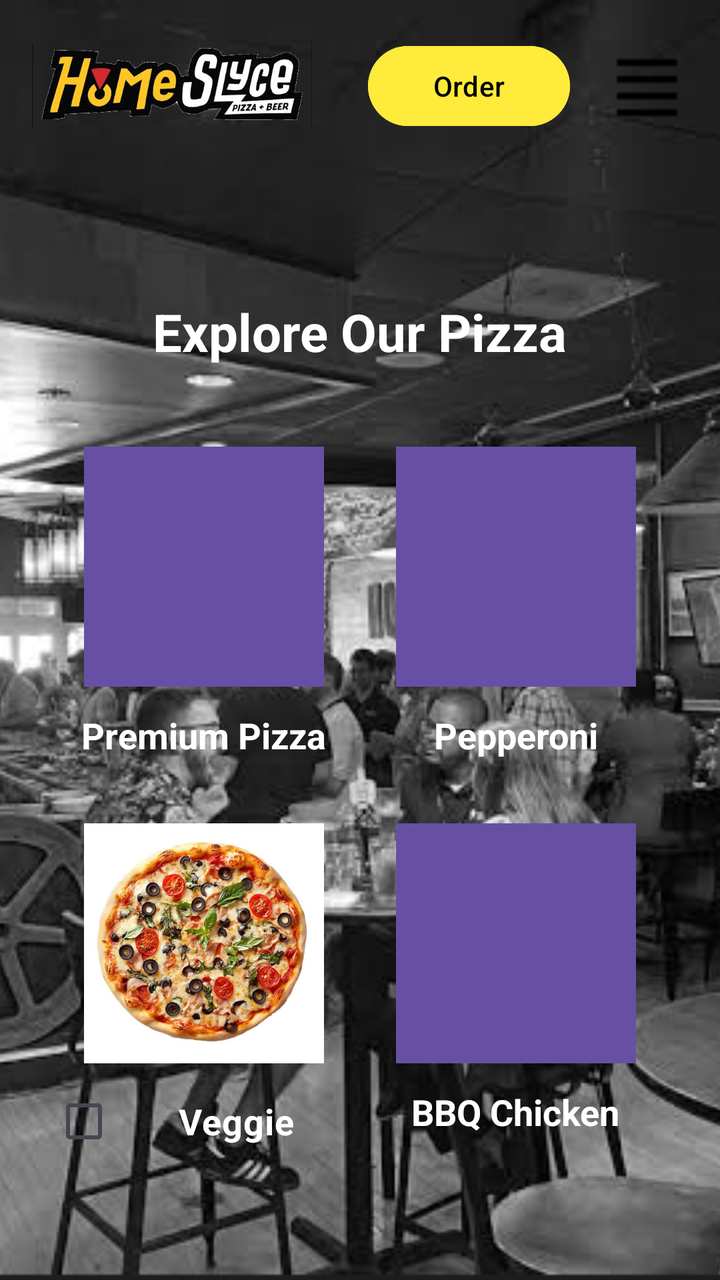
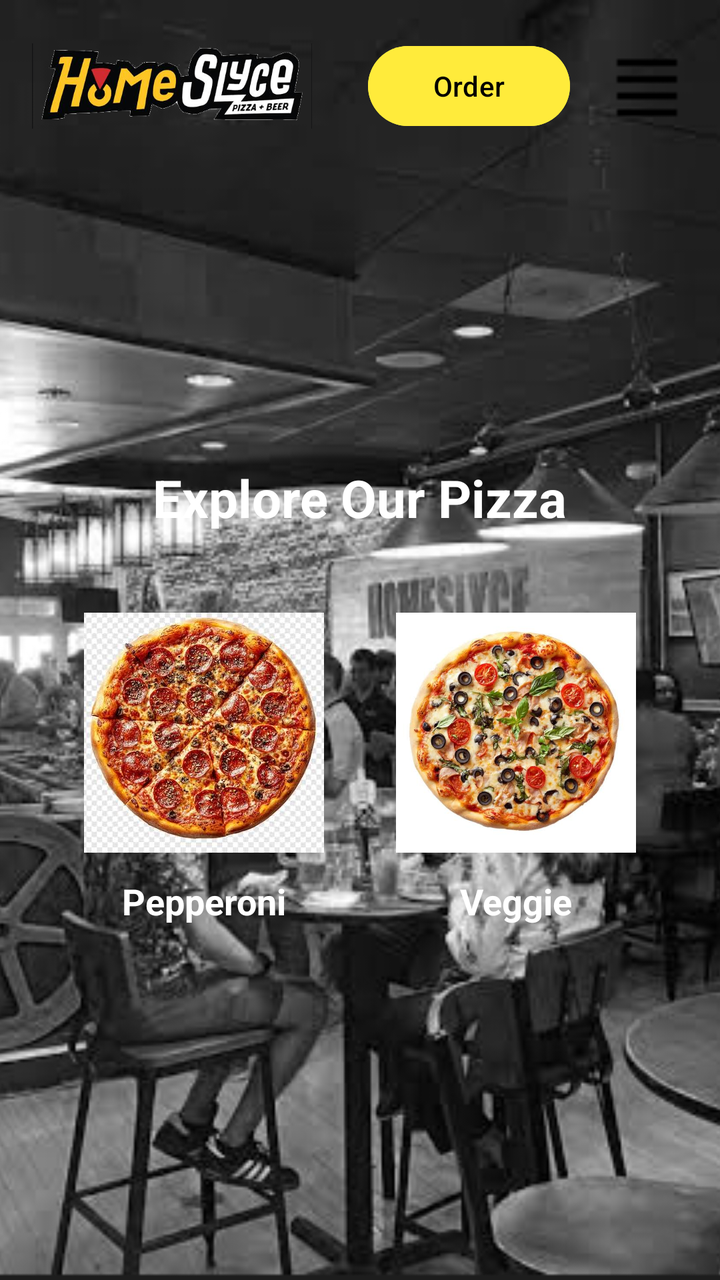

Before-and-after screenshots of an Android layout around one commit, followed by the original layout XML and the change that was made.
<!-- AndroidManifest.xml: application theme Theme.RestaurantAppProject -->
<!-- res/layout/activity_pizza_menu.xml -->
<?xml version="1.0" encoding="utf-8"?>
<FrameLayout xmlns:android="http://schemas.android.com/apk/res/android"
    xmlns:app="http://schemas.android.com/apk/res-auto"
    android:layout_width="match_parent"

    android:layout_height="match_parent">

    
    <ImageView
        android:id="@+id/imageView3"
        android:layout_width="match_parent"
        android:layout_height="match_parent"
        android:scaleType="centerCrop"
        app:srcCompat="@drawable/background"
        android:contentDescription="Background Image" />

    
    <LinearLayout
        android:layout_width="match_parent"
        android:layout_height="match_parent"
        android:orientation="vertical">

        
        <LinearLayout
            android:layout_width="match_parent"
            android:layout_height="wrap_content"
            android:orientation="horizontal"
            android:gravity="center_vertical"
            android:padding="16dp">

            <ImageView
                android:id="@+id/myImageView"
                android:layout_width="140dp"
                android:layout_height="54dp"
                android:contentDescription="Pizza Image"
                android:src="@drawable/imgpiz" />

            <View
                android:layout_width="0dp"
                android:layout_height="4dp"
                android:layout_weight="2" />

            <Button
                android:id="@+id/orderB"
                android:layout_width="101dp"
                android:layout_height="wrap_content"
                android:backgroundTint="#FFEB3B"
                android:text="Order"
                android:textColor="@color/black" />

            <ImageView
                android:id="@+id/myMenuBtn"
                android:layout_width="41dp"
                android:layout_height="40dp"
                android:layout_marginStart="18dp"
                android:contentDescription="Menu Button"
                android:src="@drawable/menu" />
        </LinearLayout>


        <LinearLayout
            android:id="@+id/mainScreenLayout"
            android:layout_width="match_parent"
            android:layout_height="match_parent"
            android:orientation="vertical"
            android:gravity="center"
            android:padding="24dp"
            android:visibility="visible">

            <TextView
                android:layout_width="wrap_content"
                android:layout_height="wrap_content"
                android:layout_gravity="center"
                android:layout_marginBottom="40dp"
                android:text="Explore Our Pizza"
                android:textColor="@color/white"
                android:textStyle="bold"
                android:textSize="26sp" />

            
            <LinearLayout
                android:layout_width="match_parent"
                android:layout_height="wrap_content"
                android:orientation="vertical"
                android:gravity="center">

                
                <LinearLayout
                    android:layout_width="match_parent"
                    android:layout_height="wrap_content"
                    android:orientation="horizontal"
                    android:layout_marginBottom="32dp"
                    android:weightSum="2">

                    
                    <LinearLayout
                        android:layout_width="0dp"
                        android:layout_height="wrap_content"
                        android:layout_weight="1"
                        android:orientation="vertical"
                        android:gravity="center">

                        <Button
                            android:id="@+id/buttonBeer"
                            android:background="@drawable/square_button_shape"
                            android:layout_width="120dp"
                            android:layout_height="120dp"
                            android:textSize="45sp" />

                        <TextView
                            android:layout_width="wrap_content"
                            android:layout_height="wrap_content"
                            android:layout_marginTop="12dp"
                            android:text="Premium Pizza"
                            android:textColor="@color/white"
                            android:textStyle="bold"
                            android:textSize="18sp" />
                    </LinearLayout>


                    <LinearLayout
                        android:layout_width="0dp"
                        android:layout_height="wrap_content"
                        android:layout_weight="1"
                        android:orientation="vertical"
                        android:gravity="center">

                        <Button
                            android:id="@+id/button2"
                            android:layout_width="120dp"
                            android:background="@drawable/square_button_shape"
                            android:layout_height="120dp"
                            android:textSize="45sp" />

                        <TextView
                            android:layout_width="wrap_content"
                            android:layout_height="wrap_content"
                            android:layout_marginTop="12dp"
                            android:text="Pepperoni"
                            android:textColor="@color/white"
                            android:textStyle="bold"
                            android:textSize="18sp" />
                    </LinearLayout>
                </LinearLayout>

                
                <LinearLayout
                    android:layout_width="match_parent"
                    android:layout_height="wrap_content"
                    android:orientation="horizontal"
                    android:weightSum="2">

                    
                    <LinearLayout
                        android:id="@+id/veggiePizza"
                        android:layout_width="0dp"
                        android:layout_height="wrap_content"
                        android:layout_weight="1"
                        android:orientation="vertical"
                        android:gravity="center">
                        <ImageButton
                            android:layout_width="120dp"
                            android:layout_height="120dp"
                            android:background="@drawable/images1212"/>

                        <CheckBox

                            android:layout_width="152dp"
                            android:layout_height="34dp"
                            android:layout_gravity="center"
                            android:layout_marginTop="12dp"
                            android:gravity="center"
                            android:text="Veggie"
                            android:textColor="@color/white"
                            android:textSize="18sp"
                            android:textStyle="bold" />


                    </LinearLayout>

                    
                    <LinearLayout
                        android:layout_width="0dp"
                        android:layout_height="wrap_content"
                        android:layout_weight="1"
                        android:orientation="vertical"
                        android:gravity="center">
                        <Button
                            android:id="@+id/button4"
                            android:layout_width="120dp"
                            android:layout_height="120dp"
                            android:background="@drawable/square_button_shape"
                            android:textSize="45sp" />
                        <TextView
                            android:layout_width="wrap_content"
                            android:layout_height="wrap_content"
                            android:layout_marginTop="12dp"
                            android:text="BBQ Chicken"
                            android:textColor="@color/white"
                            android:textStyle="bold"
                            android:textSize="18sp" />
                    </LinearLayout>
                </LinearLayout>

            </LinearLayout>
        </LinearLayout>

        

    </LinearLayout>
</FrameLayout>
<!-- resources referenced by this layout -->
<resources>
  <color name="black">#FF000000</color>
  <color name="white">#FFFFFFFF</color>
  <!-- drawable background: png bitmap (drawable, 346186 bytes) -->
  <!-- drawable images1212: png bitmap (drawable, 48114 bytes) -->
  <!-- drawable imgpiz: png bitmap (drawable, 98107 bytes) -->
  <!-- drawable menu: png bitmap (drawable, 197 bytes) -->
  <!-- drawable square_button_shape (drawable) -->
  <?xml version="1.0" encoding="utf-8"?>
  <shape xmlns:android="http://schemas.android.com/apk/res/android"
      android:shape="rectangle">
  
      
      <solid android:color="#6200EE" />
  
      
      <stroke
          android:width="2dp"
          android:color="#3700B3" />
  
      
      <corners android:radius="0dp" />
  
  </shape>
  <style name="Theme.RestaurantAppProject" parent="Base.Theme.RestaurantAppProject" />
  <style name="Base.Theme.RestaurantAppProject" parent="Theme.Material3.DayNight.NoActionBar">
          
          
      </style>
</resources>

<!-- the commit's change to res/layout/activity_pizza_menu.xml (unified diff, before → after) -->
@@ -2,30 +2,29 @@
 <FrameLayout xmlns:android="http://schemas.android.com/apk/res/android"
     xmlns:app="http://schemas.android.com/apk/res-auto"
     android:layout_width="match_parent"
-
     android:layout_height="match_parent">
 
-    
+
     <ImageView
         android:id="@+id/imageView3"
         android:layout_width="match_parent"
         android:layout_height="match_parent"
+        android:contentDescription="Background Image"
         android:scaleType="centerCrop"
-        app:srcCompat="@drawable/background"
-        android:contentDescription="Background Image" />
+        app:srcCompat="@drawable/background" />
 
-    
+
     <LinearLayout
         android:layout_width="match_parent"
         android:layout_height="match_parent"
         android:orientation="vertical">
 
-        
+
         <LinearLayout
             android:layout_width="match_parent"
             android:layout_height="wrap_content"
+            android:gravity="center_vertical"
             android:orientation="horizontal"
-            android:gravity="center_vertical"
             android:padding="16dp">
 
             <ImageView
@@ -62,8 +61,8 @@
             android:id="@+id/mainScreenLayout"
             android:layout_width="match_parent"
             android:layout_height="match_parent"
+            android:gravity="center"
             android:orientation="vertical"
-            android:gravity="center"
             android:padding="24dp"
             android:visibility="visible">
 
@@ -74,138 +73,76 @@
                 android:layout_marginBottom="40dp"
                 android:text="Explore Our Pizza"
                 android:textColor="@color/white"
-                android:textStyle="bold"
-                android:textSize="26sp" />
+                android:textSize="26sp"
+                android:textStyle="bold" />
 
-            
+
             <LinearLayout
                 android:layout_width="match_parent"
                 android:layout_height="wrap_content"
-                android:orientation="vertical"
-                android:gravity="center">
-
-                
-                <LinearLayout
-                    android:layout_width="match_parent"
-                    android:layout_height="wrap_content"
-                    android:orientation="horizontal"
-                    android:layout_marginBottom="32dp"
-                    android:weightSum="2">
-
-                    
-                    <LinearLayout
-                        android:layout_width="0dp"
-                        android:layout_height="wrap_content"
-                        android:layout_weight="1"
-                        android:orientation="vertical"
-                        android:gravity="center">
-
-                        <Button
-                            android:id="@+id/buttonBeer"
-                            android:background="@drawable/square_button_shape"
-                            android:layout_width="120dp"
-                            android:layout_height="120dp"
-                            android:textSize="45sp" />
-
-                        <TextView
-                            android:layout_width="wrap_content"
-                            android:layout_height="wrap_content"
-                            android:layout_marginTop="12dp"
-                            android:text="Premium Pizza"
-                            android:textColor="@color/white"
-                            android:textStyle="bold"
-                            android:textSize="18sp" />
-                    </LinearLayout>
+                android:layout_marginBottom="32dp"
+                android:baselineAligned="false"
+                android:orientation="horizontal"
+                android:weightSum="2">
 
 
-                    <LinearLayout
-                        android:layout_width="0dp"
+                <LinearLayout
+                    android:layout_width="0dp"
+                    android:layout_height="wrap_content"
+                    android:layout_weight="1"
+                    android:gravity="center"
+                    android:orientation="vertical">
+
+                    <ImageButton
+                        android:id="@+id/pepperoniButton"
+                        android:layout_width="120dp"
+                        android:layout_height="120dp"
+                        android:background="@drawable/pepperonipizza"
+                        android:contentDescription="Pepperoni Pizza" />
+
+
+                    <TextView
+                        android:layout_width="wrap_content"
                         android:layout_height="wrap_content"
-                        android:layout_weight="1"
-                        android:orientation="vertical"
-                        android:gravity="center">
-
-                        <Button
-                            android:id="@+id/button2"
-                            android:layout_width="120dp"
-                            android:background="@drawable/square_button_shape"
-                            android:layout_height="120dp"
-                            android:textSize="45sp" />
-
-                        <TextView
-                            android:layout_width="wrap_content"
-                            android:layout_height="wrap_content"
-                            android:layout_marginTop="12dp"
-                            android:text="Pepperoni"
-                            android:textColor="@color/white"
-                            android:textStyle="bold"
-                            android:textSize="18sp" />
-                    </LinearLayout>
+                        android:layout_marginTop="12dp"
+                        android:text="Pepperoni"
+                        android:textColor="@color/white"
+                        android:textSize="18sp"
+                        android:textStyle="bold" />
                 </LinearLayout>
 
-                
+
                 <LinearLayout
-                    android:layout_width="match_parent"
+                    android:id="@+id/veggiePizza"
+                    android:layout_width="0dp"
                     android:layout_height="wrap_content"
-                    android:orientation="horizontal"
-                    android:weightSum="2">
+                    android:layout_weight="1"
+                    android:gravity="center"
+                    android:orientation="vertical">
 
-                    
-                    <LinearLayout
-                        android:id="@+id/veggiePizza"
-                        android:layout_width="0dp"
-                        android:layout_height="wrap_content"
-                        android:layout_weight="1"
-                        android:orientation="vertical"
-                        android:gravity="center">
-                        <ImageButton
-                            android:layout_width="120dp"
-                            android:layout_height="120dp"
-                            android:background="@drawable/images1212"/>
-
-                        <CheckBox
-
-                            android:layout_width="152dp"
-                            android:layout_height="34dp"
-                            android:layout_gravity="center"
-                            android:layout_marginTop="12dp"
-                            android:gravity="center"
-                            android:text="Veggie"
-                            android:textColor="@color/white"
-                            android:textSize="18sp"
-                            android:textStyle="bold" />
+                    <ImageButton
+                        android:id="@+id/veggieButton"
+                        android:layout_width="120dp"
+                        android:layout_height="120dp"
+                        android:background="@drawable/images1212"
+                        android:contentDescription="Veggie Pizza" />
 
 
-                    </LinearLayout>
-
-                    
-                    <LinearLayout
-                        android:layout_width="0dp"
+                    <TextView
+                        android:layout_width="wrap_content"
                         android:layout_height="wrap_content"
-                        android:layout_weight="1"
-                        android:orientation="vertical"
-                        android:gravity="center">
-                        <Button
-                            android:id="@+id/button4"
-                            android:layout_width="120dp"
-                            android:layout_height="120dp"
-                            android:background="@drawable/square_button_shape"
-                            android:textSize="45sp" />
-                        <TextView
-                            android:layout_width="wrap_content"
-                            android:layout_height="wrap_content"
-                            android:layout_marginTop="12dp"
-                            android:text="BBQ Chicken"
-                            android:textColor="@color/white"
-                            android:textStyle="bold"
-                            android:textSize="18sp" />
-                    </LinearLayout>
+                        android:layout_marginTop="12dp"
+                        android:text="Veggie"
+                        android:textColor="@color/white"
+                        android:textSize="18sp"
+                        android:textStyle="bold" />
                 </LinearLayout>
 
             </LinearLayout>
+
         </LinearLayout>
 
-        
+
 
     </LinearLayout>
 </FrameLayout>
<!-- resource entries referenced after the edit -->
@@ -6,23 +6,7 @@
   <!-- drawable images1212: png bitmap (drawable, 48114 bytes) -->
   <!-- drawable imgpiz: png bitmap (drawable, 98107 bytes) -->
   <!-- drawable menu: png bitmap (drawable, 197 bytes) -->
-  <!-- drawable square_button_shape (drawable) -->
-  <?xml version="1.0" encoding="utf-8"?>
-  <shape xmlns:android="http://schemas.android.com/apk/res/android"
-      android:shape="rectangle">
-  
-      
-      <solid android:color="#6200EE" />
-  
-      
-      <stroke
-          android:width="2dp"
-          android:color="#3700B3" />
-  
-      
-      <corners android:radius="0dp" />
-  
-  </shape>
+  <!-- drawable pepperonipizza: png bitmap (drawable, 36214 bytes) -->
   <style name="Theme.RestaurantAppProject" parent="Base.Theme.RestaurantAppProject" />
   <style name="Base.Theme.RestaurantAppProject" parent="Theme.Material3.DayNight.NoActionBar">
           
